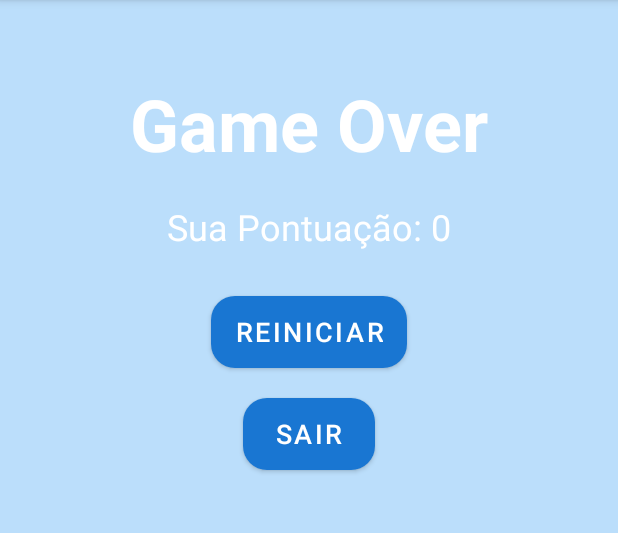
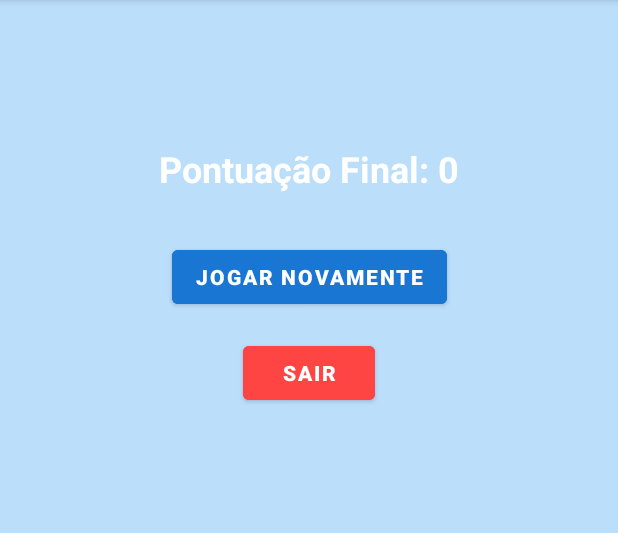
Before and after one commit to rafaelmarcal1/QuizAedes, an Android app: the GameOverActivity screen opened directly, with no data from a screen before it, on a phone screen of 412 x 824 dp, the part 84-617 px from its top. Run offline under Robolectric (Android 15) with nearby library versions, the phone set to English and light mode, and no system bars.

Commit message:
Erros na pontuação corrigida, tela de Game Over funcionando corretamente.

```diff
--- a/app/src/main/AndroidManifest.xml
+++ b/app/src/main/AndroidManifest.xml
@@ -12,6 +12,9 @@
         android:supportsRtl="true"
         android:theme="@style/Theme.QuizAedes"
         tools:targetApi="31">
+        <activity
+            android:name=".ui.gameover.GameOverActivity"
+            android:exported="false" />
         <activity
             android:name=".ui.telas_explicativas.RecompensasActivity"
             android:exported="false" />
@@ -61,9 +64,6 @@
             android:name=".ui.main.MainActivity"
             android:exported="true" />
         <activity
-            android:name=".ui.gameover.GameOverActivity"
-            android:exported="false" />
-        <activity
             android:name=".ui.splash.CountdownActivity"
             android:exported="false" />
     </application>
--- a/app/src/main/java/rafaelmarcal/ifsp/edu/quizaedes/ui/gameover/GameOverActivity.java
+++ b/app/src/main/java/rafaelmarcal/ifsp/edu/quizaedes/ui/gameover/GameOverActivity.java
@@ -3,45 +3,34 @@ package rafaelmarcal.ifsp.edu.quizaedes.ui.gameover;
 import android.content.Intent;
 import android.os.Bundle;
 import android.view.View;
-import android.widget.TextView;
 import androidx.appcompat.app.AppCompatActivity;
-import rafaelmarcal.ifsp.edu.quizaedes.R;
-import rafaelmarcal.ifsp.edu.quizaedes.ui.inicio.InicioActivity;
+import rafaelmarcal.ifsp.edu.quizaedes.databinding.ActivityGameOverBinding;
 import rafaelmarcal.ifsp.edu.quizaedes.ui.perguntas.PerguntasActivity;
 
 public class GameOverActivity extends AppCompatActivity {
 
+    private ActivityGameOverBinding binding;
+
     @Override
     protected void onCreate(Bundle savedInstanceState) {
         super.onCreate(savedInstanceState);
-        setContentView(R.layout.activity_game_over);
+        binding = ActivityGameOverBinding.inflate(getLayoutInflater());
+        setContentView(binding.getRoot());
 
-        // Receber a pontuação final da Intent
-        int finalScore = getIntent().getIntExtra("FINAL_SCORE", 0);
+        // Pegar a pontuação da Intent
+        int pontuacaoFinal = getIntent().getIntExtra("PONTUACAO", 0);
+        binding.tvPontuacaoFinal.setText("Pontuação Final: " + pontuacaoFinal);
 
-        // Atualizar o texto da pontuação
-        TextView tvFinalScore = findViewById(R.id.tvFinalScore);
-        tvFinalScore.setText("Sua Pontuação: " + finalScore);
-
-        // Botão Reiniciar
-        findViewById(R.id.btnRestart).setOnClickListener(new View.OnClickListener() {
-            @Override
-            public void onClick(View v) {
-                // Voltar para a tela principal ou reiniciar o jogo
-                Intent intent = new Intent(GameOverActivity.this, PerguntasActivity.class);
-                startActivity(intent);
-                finish();
-            }
+        binding.btnJogarNovamente.setOnClickListener(v -> {
+            // Iniciar a PerguntasActivity novamente
+            Intent intent = new Intent(GameOverActivity.this, PerguntasActivity.class);
+            startActivity(intent);
+            finish();
         });
 
-        // Botão Sair
-        findViewById(R.id.btnExit).setOnClickListener(new View.OnClickListener() {
-            @Override
-            public void onClick(View v) {
-                Intent intent = new Intent(GameOverActivity.this, InicioActivity.class);
-                startActivity(intent);
-                finish();
-            }
+        binding.btnSair.setOnClickListener(v -> {
+            // Finalizar a aplicação
+            finish();
         });
     }
 }
--- a/app/src/main/java/rafaelmarcal/ifsp/edu/quizaedes/ui/perguntas/PerguntasActivity.java
+++ b/app/src/main/java/rafaelmarcal/ifsp/edu/quizaedes/ui/perguntas/PerguntasActivity.java
@@ -69,10 +69,11 @@ public class PerguntasActivity extends AppCompatActivity {
             } else {
                 erros++;
                 if (erros > errosPermitidos) {
-                    // Redirecionar para a tela de Game Over
-                    Intent intent = new Intent(this, GameOverActivity.class);
+                    // Redirecionar para a tela de GameOver com a pontuação
+                    Intent intent = new Intent(PerguntasActivity.this, GameOverActivity.class);
+                    intent.putExtra("PONTUACAO", viewModel.getPontuacao());
                     startActivity(intent);
-                    finish(); // Finaliza a activity atual
+                    finish();
                 } else {
                     binding.tvFeedback.setText("Resposta incorreta. Tente novamente.");
                     binding.tvFeedback.setVisibility(View.VISIBLE);
@@ -80,9 +81,10 @@ public class PerguntasActivity extends AppCompatActivity {
             }
         } else {
             Toast.makeText(this, "Fim do quiz!", Toast.LENGTH_SHORT).show();
-            viewModel.reiniciarQuiz();
-            erros = 0;
-            exibirPergunta(viewModel.getPerguntaAtual());
+            Intent intent = new Intent(PerguntasActivity.this, GameOverActivity.class);
+            intent.putExtra("PONTUACAO", viewModel.getPontuacao());
+            startActivity(intent);
+            finish();
         }
     }
 
--- a/app/src/main/res/layout/activity_game_over.xml
+++ b/app/src/main/res/layout/activity_game_over.xml
@@ -1,55 +1,51 @@
-<RelativeLayout xmlns:android="http://schemas.android.com/apk/res/android"
+<?xml version="1.0" encoding="utf-8"?>
+<androidx.constraintlayout.widget.ConstraintLayout xmlns:android="http://schemas.android.com/apk/res/android"
+    xmlns:app="http://schemas.android.com/apk/res-auto"
+    xmlns:tools="http://schemas.android.com/tools"
     android:layout_width="match_parent"
-    android:layout_height="match_parent">
+    android:layout_height="match_parent"
+    android:padding="16dp">
 
-    <!-- Título "Game Over" -->
+    <!-- Pontuação Final -->
     <TextView
-        android:id="@+id/tvGameOver"
+        android:id="@+id/tvPontuacaoFinal"
         android:layout_width="wrap_content"
         android:layout_height="wrap_content"
-        android:text="@string/tela_game_over"
-        android:textSize="48sp"
+        android:text="Pontuação Final: 0"
+        android:textSize="24sp"
         android:textStyle="bold"
         android:textColor="#FFFFFF"
-        android:layout_centerHorizontal="true"
-        android:layout_marginTop="50dp" />
+        app:layout_constraintTop_toTopOf="parent"
+        app:layout_constraintStart_toStartOf="parent"
+        app:layout_constraintEnd_toEndOf="parent"
+        android:layout_marginTop="80dp"/>
 
-    <!-- Mensagem com a pontuação final -->
-    <TextView
-        android:id="@+id/tvFinalScore"
+    <!-- Botão para Jogar Novamente -->
+    <Button
+        android:id="@+id/btnJogarNovamente"
         android:layout_width="wrap_content"
         android:layout_height="wrap_content"
-        android:text="@string/sua_pontuacao"
-        android:textSize="24sp"
-        android:textColor="#FFFFFF"
-        android:layout_below="@id/tvGameOver"
-        android:layout_centerHorizontal="true"
-        android:layout_marginTop="20dp" />
+        android:text="Jogar Novamente"
+        android:textStyle="bold"
+        android:layout_marginTop="32dp"
+        app:layout_constraintTop_toBottomOf="@id/tvPontuacaoFinal"
+        app:layout_constraintStart_toStartOf="parent"
+        app:layout_constraintEnd_toEndOf="parent"
+        android:backgroundTint="@color/primaryColor"
+        android:textColor="@android:color/white" />
 
-    <!-- Botão para reiniciar o jogo -->
+    <!-- Botão para Sair -->
     <Button
-        android:id="@+id/btnRestart"
+        android:id="@+id/btnSair"
         android:layout_width="wrap_content"
         android:layout_height="wrap_content"
-        android:text="@string/reiniciar_game_over"
-        android:textSize="18sp"
-        android:background="@drawable/button_background"
-        android:textColor="#FFFFFF"
-        android:layout_below="@id/tvFinalScore"
-        android:layout_centerHorizontal="true"
-        android:layout_marginTop="30dp" />
+        android:text="Sair"
+        android:textStyle="bold"
+        android:layout_marginTop="16dp"
+        app:layout_constraintTop_toBottomOf="@id/btnJogarNovamente"
+        app:layout_constraintStart_toStartOf="parent"
+        app:layout_constraintEnd_toEndOf="parent"
+        android:backgroundTint="@android:color/holo_red_light"
+        android:textColor="@android:color/white" />
 
-    <!-- Botão para sair do jogo -->
-    <Button
-        android:id="@+id/btnExit"
-        android:layout_width="wrap_content"
-        android:layout_height="wrap_content"
-        android:text="@string/sair_game_over"
-        android:textSize="18sp"
-        android:background="@drawable/button_background"
-        android:textColor="#FFFFFF"
-        android:layout_below="@id/btnRestart"
-        android:layout_centerHorizontal="true"
-        android:layout_marginTop="20dp" />
-
-</RelativeLayout>
+</androidx.constraintlayout.widget.ConstraintLayout>
--- a/app/src/main/res/values/colors.xml
+++ b/app/src/main/res/values/colors.xml
@@ -11,5 +11,6 @@
 
     <!-- Mais cores -->
     <color name="primaryDarkColor">#363636</color>
+    <color name="holo_red_light">#FF0000</color>
 
 </resources>
```
